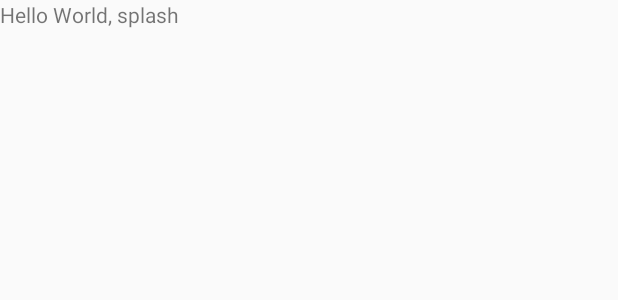
After one commit to FireRedNinja/Tweetee, an Android app: the layout splashscreen.xml on its own in the app's theme, with its tools: preview values and no code run, on a phone screen of 412 x 824 dp. The commit adds this screen. Shown: the top 300 px of the screen. Run offline under Robolectric (Android 15) with nearby library versions, the phone set to English and light mode, and no system bars.

Commit message:
splash screen and icons

```diff
--- /dev/null
+++ b/app/src/main/res/layout/splashscreen.xml
@@ -0,0 +1,16 @@
+<?xml version="1.0" encoding="utf-8"?>
+<LinearLayout xmlns:android="http://schemas.android.com/apk/res/android"
+    android:orientation="vertical" android:layout_width="fill_parent"
+    android:layout_height="fill_parent">
+
+    // TODO make a splash screen image
+    <!--<ImageView android:id="@+id/splashscreen" android:layout_width="wrap_content"-->
+        <!--android:layout_height="fill_parent"-->
+        <!--android:src="@drawable/splash"-->
+        <!--android:layout_gravity="center"/>-->
+
+    <TextView android:layout_width="fill_parent"
+        android:layout_height="wrap_content"
+        android:text="Hello World, splash"/>
+
+</LinearLayout>
```
Also changed, not shown: app/src/main/java/com/example/tweetee/Splash.java (added, +36 -0 lines), app/src/main/res/layout/activity_main.xml (+9 -8 lines), app/src/main/res/mipmap-hdpi/ic_launcher.png, app/src/main/res/mipmap-hdpi/ic_launcher_round.png, app/src/main/res/mipmap-mdpi/ic_launcher.png, app/src/main/res/mipmap-mdpi/ic_launcher_round.png, app/src/main/res/mipmap-xhdpi/ic_launcher.png, app/src/main/res/mipmap-xhdpi/ic_launcher_round.png, app/src/main/res/mipmap-xxhdpi/ic_launcher.png, app/src/main/res/mipmap-xxhdpi/ic_launcher_round.png, app/src/main/res/mipmap-xxxhdpi/ic_launcher.png, app/src/main/res/mipmap-xxxhdpi/ic_launcher_round.png.
